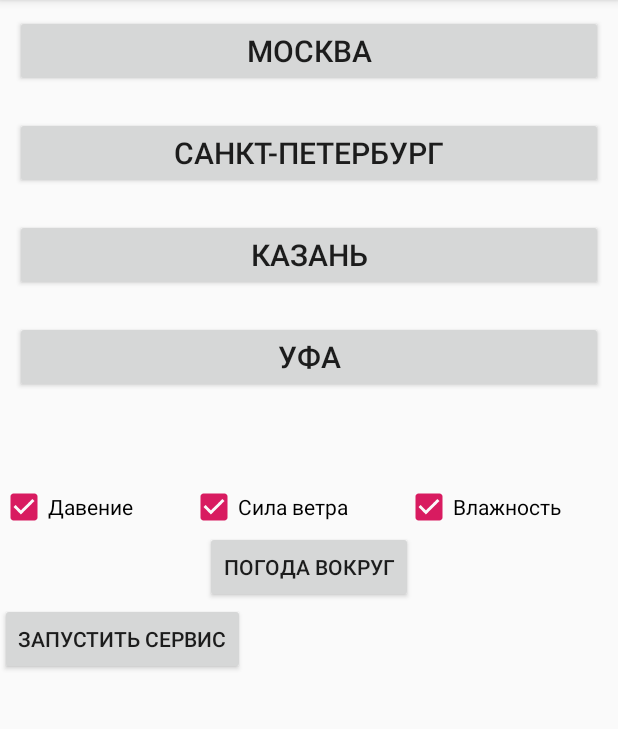
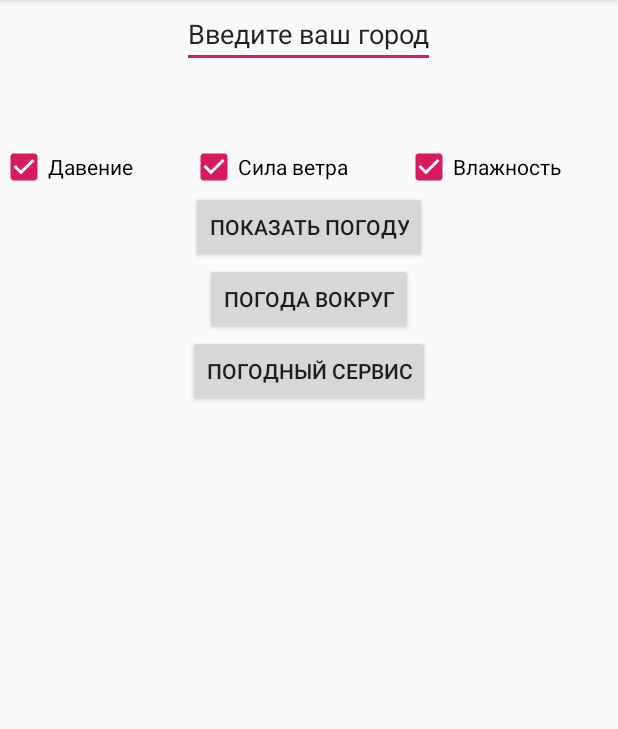
Before and after one commit to RailGabdullin/Wether, an Android app: the screen it shows after launch (MainActivity), on a phone screen of 412 x 824 dp, the part 84-813 px from its top. Run offline under Robolectric (Android 15) with nearby library versions, the phone set to English and light mode, and no system bars.

Commit message:
Реализовал сохранение настроек приложения в SharedPreferences. Также реализовал т.н. погодный сервис - просто WebView на новом фрагменте, которое обновляется в фоне. Пока загрузку погодных данных через API и их парсинг не освоил, у меня не было этого в прошлом потоке, но уже начал изучать.

```diff
--- a/app/src/main/java/com/gabdullin/rail/weather/FragmentBrowser.java
+++ b/app/src/main/java/com/gabdullin/rail/weather/FragmentBrowser.java
@@ -15,8 +15,8 @@ import androidx.fragment.app.Fragment;
 
 public class FragmentBrowser extends Fragment {
 
-    String content;
-    Handler handler = new Handler();
+    private String content;
+    private Handler handler = new Handler();
 
     @Nullable
     @Override
--- a/app/src/main/java/com/gabdullin/rail/weather/MainFragment.java
+++ b/app/src/main/java/com/gabdullin/rail/weather/MainFragment.java
@@ -1,6 +1,8 @@
 package com.gabdullin.rail.weather;
 
+import android.content.Context;
 import android.content.Intent;
+import android.content.SharedPreferences;
 import android.hardware.Sensor;
 import android.hardware.SensorEvent;
 import android.hardware.SensorEventListener;
@@ -10,6 +12,7 @@ import android.view.LayoutInflater;
 import android.view.View;
 import android.view.ViewGroup;
 import android.widget.CheckBox;
+import android.widget.EditText;
 import android.widget.TextView;
 
 import androidx.annotation.NonNull;
@@ -23,6 +26,7 @@ public class MainFragment extends Fragment {
     private CheckBox showWind;
     private CheckBox showPressure;
     private CheckBox showHumidity;
+    private EditText theCity;
 
     private SensorManager sensorManager;
     private Sensor sensorTemperature;
@@ -30,6 +34,8 @@ public class MainFragment extends Fragment {
 
     private TextView temperatureSensorInfo;
     private TextView humiditySensorInfo;
+
+    private SharedPreferences preferences;
 
 
     @Nullable
@@ -41,32 +47,12 @@ public class MainFragment extends Fragment {
     @Override
     public void onViewCreated(@NonNull View view, @Nullable Bundle savedInstanceState) {
 
-        showWind = view.findViewById(R.id.showWind);
-        showPressure = view.findViewById(R.id.showPressure);
-        showHumidity = view.findViewById(R.id.showHumidity);
-
-        view.findViewById(R.id.Moscow).setOnClickListener(new View.OnClickListener() {
+        initPreferences(view);
+        view.findViewById(R.id.showWeather).setOnClickListener(new View.OnClickListener() {
             @Override
             public void onClick(View view) {
-                startSecondActivity("Москва", showWind.isChecked(), showPressure.isChecked(), showHumidity.isChecked());
-            }
-        });
-        view.findViewById(R.id.SPb).setOnClickListener(new View.OnClickListener() {
-            @Override
-            public void onClick(View view) {
-                startSecondActivity("Санкт-Петербург", showWind.isChecked(), showPressure.isChecked(), showHumidity.isChecked());
-            }
-        });
-        view.findViewById(R.id.Kazan).setOnClickListener(new View.OnClickListener() {
-            @Override
-            public void onClick(View view) {
-                startSecondActivity("Казань", showWind.isChecked(), showPressure.isChecked(), showHumidity.isChecked());
-            }
-        });
-        view.findViewById(R.id.Ufa).setOnClickListener(new View.OnClickListener() {
-            @Override
-            public void onClick(View view) {
-                startSecondActivity("Уфа", showWind.isChecked(), showPressure.isChecked(), showHumidity.isChecked());
+                savePreferences();
+                startSecondActivity(theCity.getText().toString(), showWind.isChecked(), showPressure.isChecked(), showHumidity.isChecked());
             }
         });
 
@@ -107,6 +93,25 @@ public class MainFragment extends Fragment {
             }
         });
         super.onViewCreated(view, savedInstanceState);
+    }
+
+    private void savePreferences() {
+        preferences.edit().putString("THE_CITY", theCity.getText().toString()).apply();
+        preferences.edit().putBoolean("WIND_IS_CHECKED", showWind.isChecked()).apply();
+        preferences.edit().putBoolean("PRESSURE_IS_CHECKED", showPressure.isChecked()).apply();
+        preferences.edit().putBoolean("HUMIDITY_IS_CHECKED", showHumidity.isChecked()).apply();
+    }
+
+    private void initPreferences (View view) {
+        preferences = getActivity().getPreferences(Context.MODE_PRIVATE);
+        theCity = view.findViewById(R.id.theCity);
+        theCity.setText(preferences.getString("THE_CITY", "Введите ваш город"));
+        showWind = view.findViewById(R.id.showWind);
+        showWind.setChecked(preferences.getBoolean("WIND_IS_CHECKED", true));
+        showPressure = view.findViewById(R.id.showPressure);
+        showPressure.setChecked(preferences.getBoolean("PRESSURE_IS_CHECKED", true));
+        showHumidity = view.findViewById(R.id.showHumidity);
+        showHumidity.setChecked(preferences.getBoolean("HUMIDITY_IS_CHECKED", true));
     }
 
     void startSecondActivity(String city, boolean isShowWindChecked, boolean isShowPressureChecked, boolean isShowHumidityChecked){
--- a/app/src/main/res/layout/activity_main_fragment.xml
+++ b/app/src/main/res/layout/activity_main_fragment.xml
@@ -8,38 +8,12 @@
     tools:context=".MainActivity"
     android:orientation="vertical">
 
-    <Button
-        android:id="@+id/Moscow"
-        android:layout_width="match_parent"
+    <EditText
+        android:id="@+id/theCity"
+        android:layout_width="wrap_content"
         android:layout_height="wrap_content"
-        android:text="@string/city1"
-        android:textSize="@dimen/city_list_text_size"
-        android:layout_margin="@dimen/city_list_margin"
-        android:textAllCaps="true"/>
-    <Button
-        android:id="@+id/SPb"
-        android:layout_width="match_parent"
-        android:layout_height="wrap_content"
-        android:text="@string/city2"
-        android:textSize="@dimen/city_list_text_size"
-        android:layout_margin="@dimen/city_list_margin"
-        android:textAllCaps="true"/>
-    <Button
-        android:id="@+id/Kazan"
-        android:layout_width="match_parent"
-        android:layout_height="wrap_content"
-        android:text="@string/city3"
-        android:textSize="@dimen/city_list_text_size"
-        android:layout_margin="@dimen/city_list_margin"
-        android:textAllCaps="true"/>
-    <Button
-        android:id="@+id/Ufa"
-        android:layout_width="match_parent"
-        android:layout_height="wrap_content"
-        android:text="@string/city4"
-        android:textSize="@dimen/city_list_text_size"
-        android:layout_margin="@dimen/city_list_margin"
-        android:textAllCaps="true"/>
+        android:text="Test"
+        android:layout_gravity="center"/>
 
     <LinearLayout
         android:layout_width="match_parent"
@@ -69,6 +43,14 @@
             android:text="Влажность"
             android:checked="true"/>
     </LinearLayout>
+
+    <Button
+        android:id="@+id/showWeather"
+        android:layout_width="wrap_content"
+        android:layout_height="wrap_content"
+        android:text="Показать погоду"
+        android:layout_gravity="center"/>
+
 
     <Button
         android:id="@+id/showSensorsInfo"
@@ -102,7 +84,8 @@
         android:id="@+id/starService"
         android:layout_width="wrap_content"
         android:layout_height="wrap_content"
-        android:text="Запустить сервис"/>
+        android:text="Погодный сервис"
+        android:layout_gravity="center"/>
 
 
 </LinearLayout>
--- a/app/src/main/res/layout/server_browser_test.xml
+++ b/app/src/main/res/layout/server_browser_test.xml
@@ -5,11 +5,6 @@
     android:layout_height="match_parent"
     android:orientation="vertical">
 
-    <TextView
-        android:layout_width="wrap_content"
-        android:layout_height="wrap_content"
-        android:text="Браузер"/>
-
     <WebView
         android:id="@+id/browser"
         android:layout_width="match_parent"
```
Also changed, not shown: app/src/main/java/com/gabdullin/rail/weather/WeatherService.java (+24 -22 lines).
